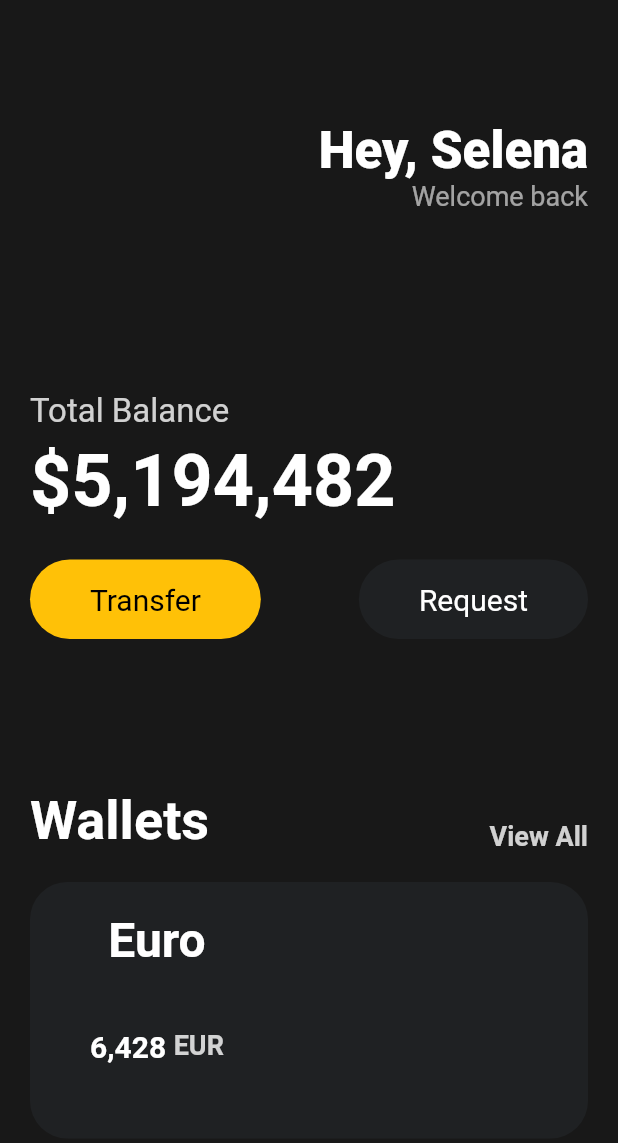
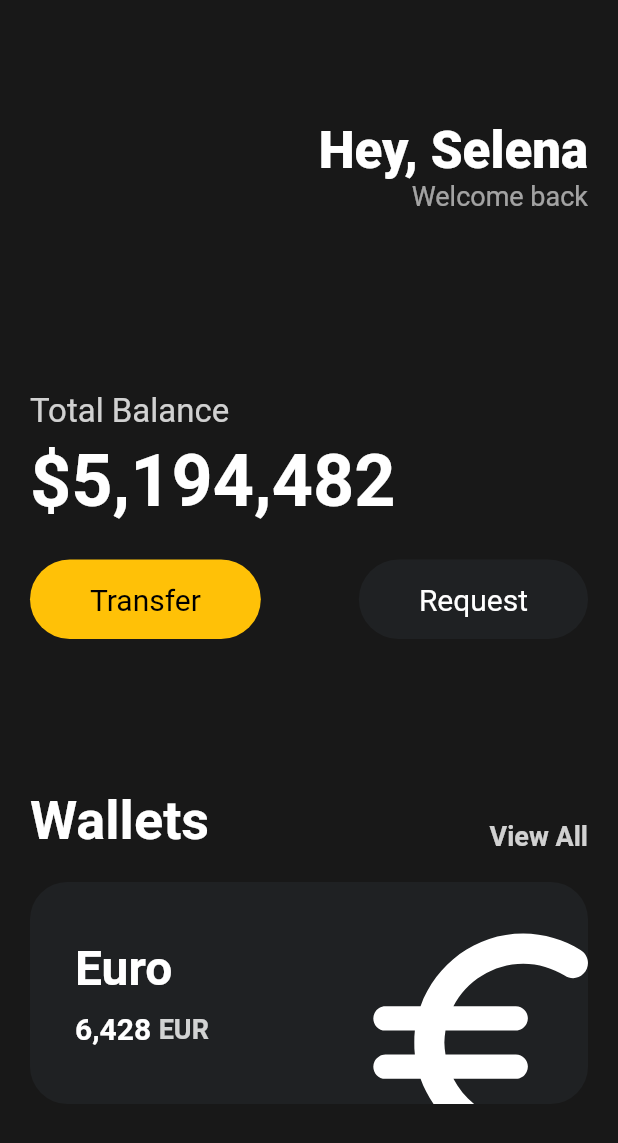
Before and after one commit to StudioZERONE/study_flutter_01_toonflix, a Flutter app: the screen it shows after launch, on a phone screen of 412 x 824 dp. Shown: the top 1143 px of the screen. Run offline on Flutter 3.47's test engine with Material 2 defaults, Android fonts, the phone set to English and light mode, and no system bars.

Commit message:
UI 개발 중

```diff
--- a/lib/main.dart
+++ b/lib/main.dart
@@ -111,18 +111,18 @@ class App extends StatelessWidget {
                   height: 20,
                 ),
                 Container(
+                  clipBehavior: Clip.hardEdge,
                   decoration: BoxDecoration(
                     color: const Color(0xFF1F2123),
                     borderRadius: BorderRadius.circular(25),
                   ),
                   child: Padding(
-                    padding: const EdgeInsets.symmetric(
-                      vertical: 20,
-                      horizontal: 10,
-                    ),
+                    padding: const EdgeInsets.all(30),
                     child: Row(
+                      mainAxisAlignment: MainAxisAlignment.spaceBetween,
                       children: [
                         Column(
+                          crossAxisAlignment: CrossAxisAlignment.start,
                           children: [
                             const Text(
                               'Euro',
@@ -135,10 +135,7 @@ class App extends StatelessWidget {
                             const SizedBox(
                               height: 10,
                             ),
-                            Padding(
-                              padding: const EdgeInsets.all(30),
-                              child: Row(
-                                crossAxisAlignment: CrossAxisAlignment.start,
+                            Row(
                               children: [
                                 const Text(
                                   '6,428',
@@ -161,8 +158,18 @@ class App extends StatelessWidget {
                                 ),
                               ],
                             ),
+                          ],
                         ),
-                          ],
+                        Transform.scale(
+                          scale: 2.2,
+                          child: Transform.translate(
+                            offset: const Offset(3, 15),
+                            child: const Icon(
+                              Icons.euro_rounded,
+                              color: Colors.white,
+                              size: 88,
+                            ),
+                          ),
                         ),
                       ],
                     ),
```
Lines whose indentation alone changed are shown as unchanged.
